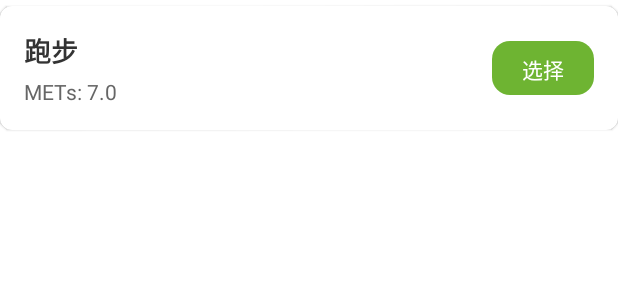
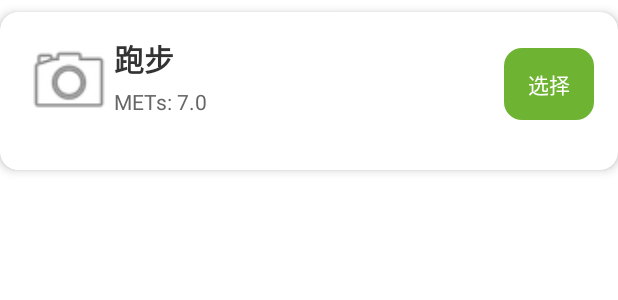
Before and after one commit to se7suna/ForHealth-Android, an Android app built with Jetpack Compose: the layout item_sports.xml on its own in the app's theme, with its tools: preview values and no code run, on a phone screen of 412 x 824 dp. Shown: the top 300 px of the screen. Run offline under Robolectric (Android 15) with nearby library versions, the phone set to English and light mode, and no system bars.

Commit message:
添加了运动记录的图片，等待后端完成接口

```diff
--- a/frontend/app/src/main/java/com/example/forhealth/food/DailyRecordsAdapter.kt
+++ b/frontend/app/src/main/java/com/example/forhealth/food/DailyRecordsAdapter.kt
@@ -10,7 +10,6 @@ import com.example.forhealth.R
 import com.example.forhealth.model.DailyRecordItem
 import com.example.forhealth.model.FoodRecord
 import android.widget.ImageView
-
 class DailyRecordsAdapter(
     private val onFoodLongClick: (FoodRecord) -> Unit,
     private val onSportsLongClick: (String) -> Unit
@@ -61,6 +60,7 @@ class DailyRecordsAdapter(
     override fun getItemCount(): Int = items.size
 
     inner class FoodViewHolder(itemView: View) : RecyclerView.ViewHolder(itemView) {
+        private val ivFoodImage: ImageView = itemView.findViewById(R.id.ivFoodImage)
         private val tvFoodName: TextView = itemView.findViewById(R.id.tvFoodName)
         private val tvMealType: TextView = itemView.findViewById(R.id.tvMealType)
         private val tvServingInfo: TextView = itemView.findViewById(R.id.tvServingInfo)
@@ -95,10 +95,11 @@ class DailyRecordsAdapter(
             val carbs = record.nutritionData.carbohydrates.toInt()
             tvNutrition.text = "蛋白${protein}g 脂肪${fat}g 碳水${carbs}g"
 
+            // 使用 Glide 加载食物图片
             //Glide.with(itemView.context)
-              //  .load(food.imageUrl) // 加载图片 URL
-              //  .into(ivFoodImage) // 将图片加载到 ImageView 中
-            //若要加载图片，后端在每日记录中添加图片的接口
+             //   .load(record.simplifiedFood.imageUrl) // 使用 simplifiedFood.imageUrl 加载图片
+             //   .into(ivFoodImage) // 将图片加载到 ImageView 中
+
             itemView.setOnLongClickListener {
                 onFoodLongClick(record)
                 true
@@ -106,15 +107,27 @@ class DailyRecordsAdapter(
         }
     }
 
+
     inner class SportsViewHolder(itemView: View) : RecyclerView.ViewHolder(itemView) {
+        private val ivSportImage: ImageView = itemView.findViewById(R.id.ivSportImage) // 添加 ImageView 用于显示图片
         private val tvSportName: TextView = itemView.findViewById(R.id.tvSportName)
         private val tvSportDuration: TextView = itemView.findViewById(R.id.tvSportDuration)
         private val tvCaloriesBurned: TextView = itemView.findViewById(R.id.tvCaloriesBurned)
 
         fun bind(record: com.example.forhealth.model.SearchSportRecordsResponse) {
+            // 设置运动名称
             tvSportName.text = record.sportType ?: "运动"
+
+            // 设置运动时长
             tvSportDuration.text = "${record.durationTime ?: 0}分钟"
+
+            // 设置消耗的卡路里
             tvCaloriesBurned.text = "-${record.caloriesBurned?.toInt() ?: 0}"
+
+            // 使用 Glide 加载图片
+            //Glide.with(itemView.context)
+            //    .load(record.imageUrl) // 假设后端返回了 imageUrl 字段
+            //    .into(ivSportImage) // 将图片加载到 ImageView 中
 
             itemView.setOnLongClickListener {
                 record.recordId?.let { onSportsLongClick(it) }
@@ -122,4 +135,5 @@ class DailyRecordsAdapter(
             }
         }
     }
+
 }
--- a/frontend/app/src/main/java/com/example/forhealth/model/FoodModels.kt
+++ b/frontend/app/src/main/java/com/example/forhealth/model/FoodModels.kt
@@ -114,7 +114,8 @@ data class FoodRecord(
     @SerializedName("meal_type") val mealType: String?,
     val notes: String?,
     @SerializedName("food_id") val foodId: String?,
-    @SerializedName("created_at") val createdAt: String
+    @SerializedName("created_at") val createdAt: String,
+    val simplifiedFood: SimplifiedFoodSearchItem
 )
 
 /**
--- a/frontend/app/src/main/res/layout/item_food_record.xml
+++ b/frontend/app/src/main/res/layout/item_food_record.xml
@@ -16,6 +16,7 @@
 
         <!-- 图片区域 -->
         <ImageView
+        android:id="@+id/ivFoodImage"
         android:layout_width="60dp"
         android:layout_height="60dp"
         android:layout_marginEnd="12dp"
--- a/frontend/app/src/main/res/layout/item_sports.xml
+++ b/frontend/app/src/main/res/layout/item_sports.xml
@@ -3,30 +3,45 @@
     xmlns:app="http://schemas.android.com/apk/res-auto"
     android:layout_width="match_parent"
     android:layout_height="wrap_content"
-    android:layout_marginVertical="4dp"
-    app:cardCornerRadius="8dp"
-    app:cardElevation="1dp"
+    android:layout_marginVertical="8dp"
+    app:cardCornerRadius="12dp"
+    app:cardElevation="4dp"
     android:backgroundTint="@android:color/white">
 
-    <LinearLayout
+    <!-- 使用 ConstraintLayout 代替 LinearLayout -->
+    <androidx.constraintlayout.widget.ConstraintLayout
         android:layout_width="match_parent"
         android:layout_height="wrap_content"
-        android:orientation="horizontal"
-        android:padding="16dp"
-        android:gravity="center_vertical">
+        android:padding="16dp">
 
+        <ImageView
+            android:id="@+id/ivSportImage"
+            android:layout_width="60dp"
+            android:layout_height="60dp"
+            android:layout_marginEnd="16dp"
+            android:layout_marginBottom="8dp"
+            android:src="@android:drawable/ic_menu_camera"
+            android:scaleType="centerCrop"
+            app:layout_constraintStart_toStartOf="parent"
+            app:layout_constraintTop_toTopOf="parent" />
+        <!-- 运动类型和描述区域 -->
         <LinearLayout
             android:layout_width="0dp"
             android:layout_height="wrap_content"
-            android:layout_weight="1"
-            android:orientation="vertical">
+            android:orientation="vertical"
+            android:layout_marginEnd="16dp"
+            android:layout_marginBottom="8dp"
+            app:layout_constraintStart_toEndOf="@id/ivSportImage"
+            app:layout_constraintTop_toTopOf="parent"
+            app:layout_constraintEnd_toStartOf="@id/btnSelect"
+            android:gravity="center_vertical">
 
             <TextView
                 android:id="@+id/tvSportType"
                 android:layout_width="wrap_content"
                 android:layout_height="wrap_content"
                 android:text="跑步"
-                android:textSize="18sp"
+                android:textSize="20sp"
                 android:textColor="#333333"
                 android:textStyle="bold"/>
 
@@ -34,20 +49,26 @@
                 android:id="@+id/tvSportDesc"
                 android:layout_width="wrap_content"
                 android:layout_height="wrap_content"
-                android:text="METs: 7.0"
+                android:text="METs: 7.0\n"
                 android:textSize="14sp"
                 android:textColor="#666666"
-                android:layout_marginTop="4dp"/>
+                android:layout_marginTop="4dp"
+                android:lineSpacingExtra="4dp"/>
         </LinearLayout>
 
+        <!-- 选择按钮 -->
         <Button
             android:id="@+id/btnSelect"
             android:layout_width="wrap_content"
-            android:layout_height="36dp"
+            android:layout_height="48dp"
             android:text="选择"
             android:textSize="14sp"
+            android:textColor="@android:color/white"
             android:backgroundTint="@color/primary_green"
-            android:paddingHorizontal="20dp"/>
-    </LinearLayout>
+            android:layout_marginTop="8dp"
+            app:layout_constraintEnd_toEndOf="parent"
+            app:layout_constraintTop_toTopOf="parent"/>
+
+    </androidx.constraintlayout.widget.ConstraintLayout>
 
 </androidx.cardview.widget.CardView>
--- a/frontend/app/src/main/res/layout/item_sports_record.xml
+++ b/frontend/app/src/main/res/layout/item_sports_record.xml
@@ -15,15 +15,16 @@
         android:padding="12dp"
         android:gravity="center_vertical">
 
-        <!-- 运动图标 -->
-        <TextView
-            android:layout_width="40dp"
-            android:layout_height="40dp"
-            android:text="🏃"
-            android:textSize="24sp"
-            android:gravity="center"
-            android:background="@drawable/circle_background"
-            android:backgroundTint="#E3F2FD"/>
+        <!-- 运动图片 -->
+        <ImageView
+            android:id="@+id/ivSportImage"
+            android:layout_width="60dp"
+            android:layout_height="60dp"
+            android:layout_marginEnd="12dp"
+            android:src="@drawable/ic_default_sport"
+        android:scaleType="centerCrop"
+        android:background="@drawable/circle_background"
+        android:backgroundTint="#E3F2FD"/>
 
         <!-- 运动信息 -->
         <LinearLayout
```
